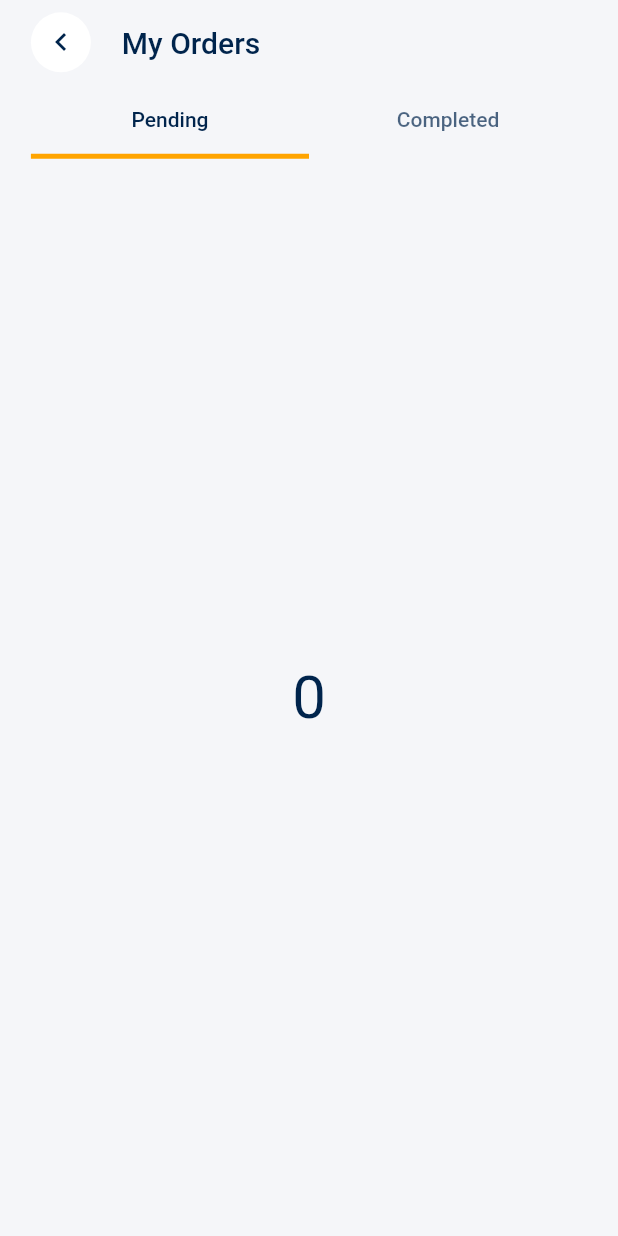
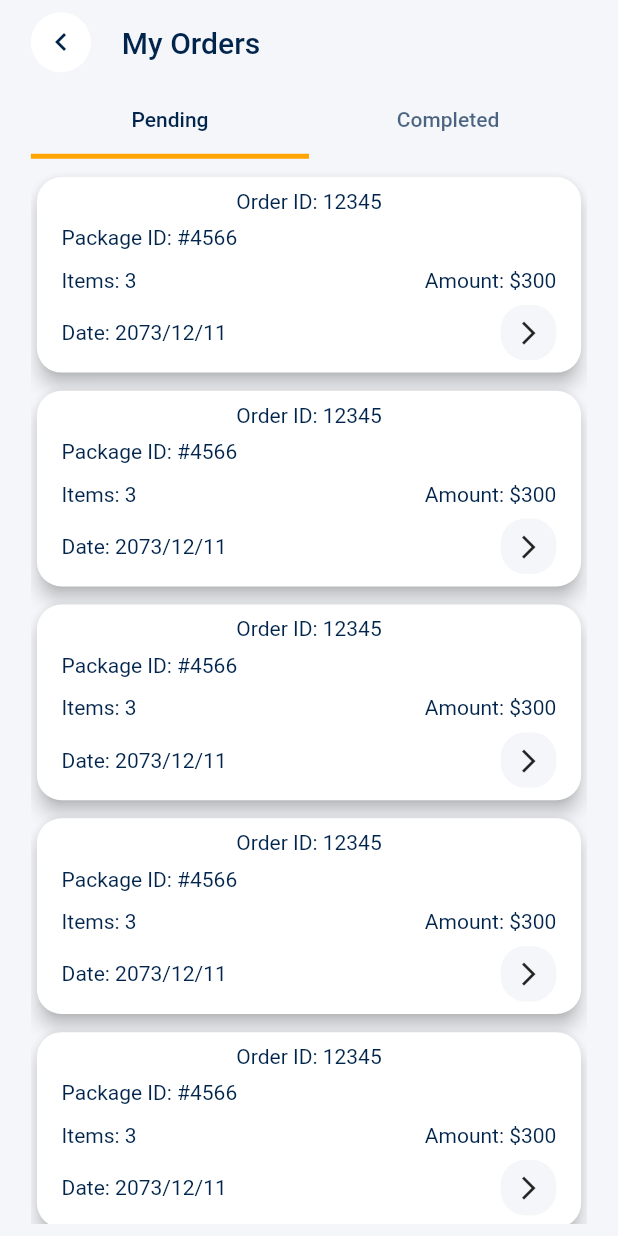
Before and after one commit to rupendra-p/flutter_ecommerce, a Flutter app: the OrderScreen screen opened by its route, on a phone screen of 412 x 824 dp. Run offline on Flutter 3.47's test engine with Material 2 defaults, Android fonts, the phone set to English and light mode, and no system bars; our stand-ins replace cached_network_image, flutter_dotenv, flutter_svg, fluttertoast, image_picker, shared_preferences; accounts and stored records are empty.

Commit message:
added orders card

```diff
--- a/lib/screens/notifications/notification_tile.dart
+++ b/lib/screens/notifications/notification_tile.dart
@@ -1,5 +1,5 @@
 import 'package:cached_network_image/cached_network_image.dart';
-import 'package:ecommerce/utils/size_config.dart';
+import '/utils/size_config.dart';
 import 'package:flutter/material.dart';
 
 class NotificationTile extends StatelessWidget {
--- a/lib/screens/orders/order_screen.dart
+++ b/lib/screens/orders/order_screen.dart
@@ -1,6 +1,8 @@
-import 'package:ecommerce/constant/color_properties.dart';
-import 'package:ecommerce/utils/scroll_configuration.dart';
-import 'package:ecommerce/utils/size_config.dart';
+import 'package:ecommerce/screens/home/icon_btn_with_counter.dart';
+
+import '/constant/color_properties.dart';
+import '/utils/scroll_configuration.dart';
+import '/utils/size_config.dart';
 import 'package:flutter/material.dart';
 
 class OrderScreen extends StatelessWidget {
@@ -68,20 +70,16 @@ class OrderScreen extends StatelessWidget {
                 Expanded(
                   child: ScrollConfiguration(
                     behavior: MyBehavior(),
-                    child: const TabBarView(
-                      children: [
-                        Center(
-                            child: Text(
-                          "0",
-                          style: TextStyle(fontSize: 40),
-                        )),
-                        Center(
-                          child: Text(
-                            "1",
-                            style: TextStyle(fontSize: 40),
-                          ),
-                        ),
-                      ],
+                    child: Padding(
+                      padding: EdgeInsets.symmetric(
+                        vertical: SizeConfig.heightMultiplier,
+                      ),
+                      child: TabBarView(
+                        children: [
+                          pendingOrders(context),
+                          completedOrders(context),
+                        ],
+                      ),
                     ),
                   ),
                 ),
@@ -92,4 +90,90 @@ class OrderScreen extends StatelessWidget {
       ),
     );
   }
+
+  Widget pendingOrders(BuildContext context) {
+    return ListView.separated(
+      itemBuilder: (_, __) => orderCard(context),
+      itemCount: 10,
+      separatorBuilder: (_, __) => SizedBox(
+        height: SizeConfig.heightMultiplier * .5,
+      ),
+    );
+  }
+
+  Widget completedOrders(BuildContext context) {
+    return ListView.separated(
+      itemBuilder: (_, __) => orderCard(context),
+      itemCount: 10,
+      separatorBuilder: (_, __) => SizedBox(
+        height: SizeConfig.heightMultiplier * .5,
+      ),
+    );
+  }
+
+  Widget orderCard(BuildContext context) {
+    return Card(
+      elevation: 5,
+      shape: RoundedRectangleBorder(
+        borderRadius: BorderRadius.circular(
+          SizeConfig.heightMultiplier * 2,
+        ),
+      ),
+      child: Padding(
+        padding: EdgeInsets.symmetric(
+          horizontal: SizeConfig.heightMultiplier * 2,
+          vertical: SizeConfig.heightMultiplier,
+        ),
+        child: Column(
+          crossAxisAlignment: CrossAxisAlignment.start,
+          children: [
+            const Center(child: Text("Order ID: 12345")),
+            SizedBox(
+              height: SizeConfig.heightMultiplier,
+            ),
+            const Text(
+              "Package ID: #4566",
+              textAlign: TextAlign.left,
+            ),
+            SizedBox(
+              height: SizeConfig.heightMultiplier * 1.5,
+            ),
+            Row(
+              mainAxisAlignment: MainAxisAlignment.spaceBetween,
+              children: const [
+                Text("Items: 3"),
+                Text("Amount: \$300"),
+              ],
+            ),
+            SizedBox(
+              height: SizeConfig.heightMultiplier,
+            ),
+            Row(
+              mainAxisAlignment: MainAxisAlignment.spaceBetween,
+              children: [
+                const Text("Date: 2073/12/11"),
+                Container(
+                  height: 4.5 * SizeConfig.heightMultiplier,
+                  width: 4.5 * SizeConfig.heightMultiplier,
+                  decoration: BoxDecoration(
+                    color: Theme.of(context).canvasColor,
+                    borderRadius: BorderRadius.circular(
+                      SizeConfig.heightMultiplier * 2,
+                    ),
+                  ),
+                  child: IconButton(
+                    icon: Icon(
+                      Icons.arrow_forward_ios_outlined,
+                      size: SizeConfig.imageSizeMultiplier * 4.5,
+                    ),
+                    onPressed: () {},
+                  ),
+                ),
+              ],
+            ),
+          ],
+        ),
+      ),
+    );
+  }
 }
--- a/lib/theme/theme_data.dart
+++ b/lib/theme/theme_data.dart
@@ -134,6 +134,7 @@ ThemeData darkTheme(BuildContext context) {
     colorScheme: Theme.of(context).colorScheme.copyWith(
           primary: colorLightGrey,
         ),
+    cardColor: primaryColorDark,
     inputDecorationTheme: InputDecorationTheme(
       hintStyle:
           Theme.of(context).textTheme.bodyText1!.copyWith(color: colorGrey),
```
Also changed, not shown: lib/screens/notifications/notification_screen.dart (+4 -4 lines).
